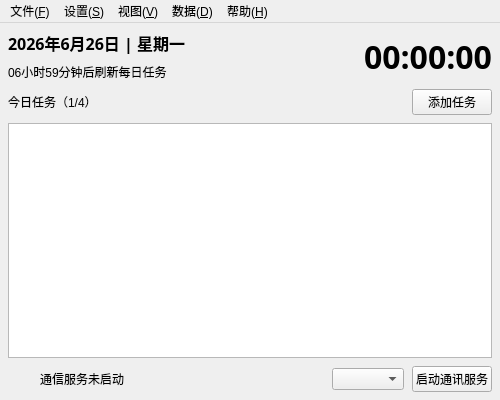
Qt form MainWindow.ui (AndroidCoderPeng/TaskDispatcher) before a commit.
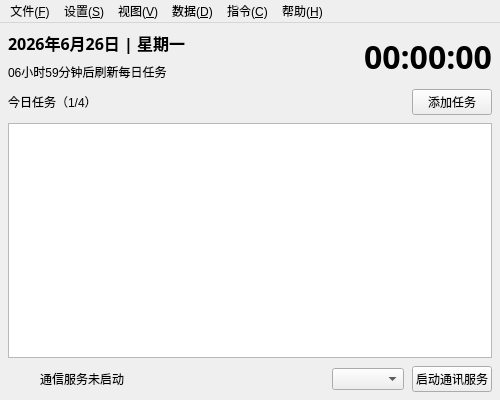
The same form after that commit. Icons and pictures are not drawn.

Commit message: feat(ui): 添加截屏和打开目标应用功能，优化用户操作

What changed in the file:
```diff
--- a/MainWindow.ui
+++ b/MainWindow.ui
@@ -232,6 +232,13 @@
                 </property>
                 <addaction name="actionSyncData"/>
             </widget>
+            <widget class="QMenu" name="menuCommand">
+                <property name="title">
+                    <string>指令(&amp;C)</string>
+                </property>
+                <addaction name="actionCaptureScreen"/>
+                <addaction name="actionOpenTargetApp"/>
+            </widget>
             <widget class="QMenu" name="menuHelp">
                 <property name="title">
                     <string>帮助(&amp;H)</string>
@@ -248,6 +255,7 @@
             <addaction name="menuSettings"/>
             <addaction name="menuView"/>
             <addaction name="menuData"/>
+            <addaction name="menuCommand"/>
             <addaction name="menuHelp"/>
         </widget>
         <action name="actionImportData">
```
Left out of the diff: 10 changed lines with no effect on the pictures. The commit also changes 6 other files.
